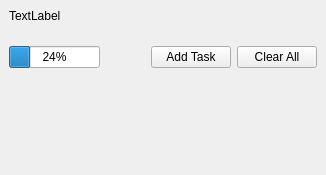
Above: MainWindow.ui from emrekovanci/basic-qt-todolist-app before the change. Below: the same form after it.
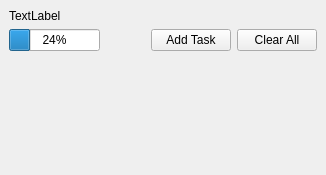
That is the form after the change.

```diff
--- a/MainWindow.ui
+++ b/MainWindow.ui
@@ -28,19 +28,6 @@
       </property>
      </widget>
     </item>
-    <item>
-     <spacer name="verticalSpacer_2">
-      <property name="orientation">
-       <enum>Qt::Vertical</enum>
-      </property>
-      <property name="sizeHint" stdset="0">
-       <size>
-        <width>20</width>
-        <height>40</height>
-       </size>
-      </property>
-     </spacer>
-    </item>
     <item>
      <layout class="QHBoxLayout" name="toolBarLayout">
       <item>
```
